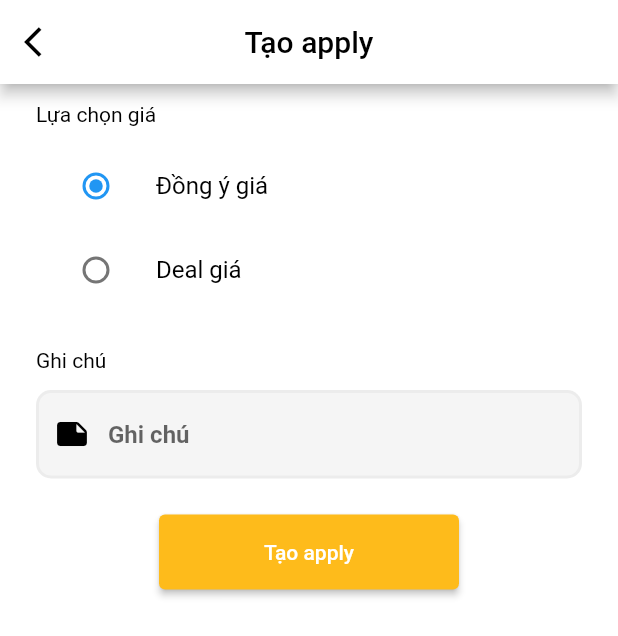
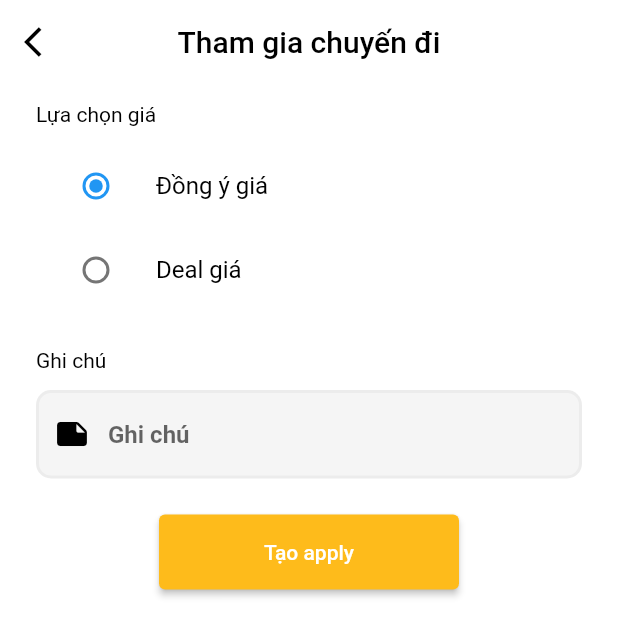
Before and after one commit to quanminh251102/TWG-V2, a Flutter app: the CreateApplyPage screen opened by its route, after a tap on "Tạo apply", on a phone screen of 412 x 824 dp. Shown: the top 636 px of the screen. Run offline on Flutter 3.47's test engine with Material 2 defaults, Android fonts, the phone set to English and light mode, and no system bars; our stand-ins replace cached_network_image, dio, dropdown_textfield, flutter_easyloading, flutter_local_notifications, flutter_map and 13 more; missing offline and left inert: cloudinary, flutter_custom_cards, flutter_webrtc, simple_fontellico_progress_dialog; accounts and stored records are empty; generated files the repository leaves out were written again; Roboto replaces fonts that are missing (AvertaStd).

Commit message:
Done create apply

```diff
--- a/lib/core/view_models/interfaces/iapply_viewmodel.dart
+++ b/lib/core/view_models/interfaces/iapply_viewmodel.dart
@@ -12,6 +12,6 @@ abstract class IApplyViewModel implements ChangeNotifier {
   void setBookingDto(BookingDto value);
   Future<void> init(String status);
   Future<void> getMoreApplys(String status);
-  Future<String> createApply(CreateApplyDto value);
-  Future<String> updateApply(String id, UpdateApplyDto value);
+  Future<void> createApply(CreateApplyDto value);
+  Future<void> updateApply(String id, UpdateApplyDto value);
 }
--- a/lib/global/locator.dart
+++ b/lib/global/locator.dart
@@ -33,12 +33,11 @@ void setupRestClient() {
           await EasyLoading.showError("Không có internet!");
           handler.reject(error);
         } else {
-          // EasyLoading.showError('Lỗi server');
-          // handler.reject(error);
           if (error.response?.statusCode == 400) {
             var errorDetails = ErrorDetailsDto.fromJson(error.response?.data);
-            print(errorDetails.message);
-            await EasyLoading.showError(errorDetails.message);
+
+            await EasyLoading.showError(errorDetails.message,
+                duration: const Duration(seconds: 3));
             handler.reject(error);
           } else if (error.response?.statusCode == 500) {
             await EasyLoading.showError('Lỗi server');
--- a/lib/ui/screens/apply/apply_in_booking_page.dart
+++ b/lib/ui/screens/apply/apply_in_booking_page.dart
@@ -118,7 +118,7 @@ class _ApplyInBookingPageState extends State<ApplyInBookingPage>
     }
 
     return Scaffold(
-      appBar: AppBar(title: const Text('Apply của bài đăng')),
+      appBar: AppBar(title: const Text('Danh sách người dùng muốn tham gia')),
       body: isLoading_getApplyInBooking
           ? const Center(
               child: CircularProgressIndicator(),
--- a/lib/ui/screens/apply/create_apply_page.dart
+++ b/lib/ui/screens/apply/create_apply_page.dart
@@ -69,7 +69,7 @@ class _CreateApplyPageState extends State<CreateApplyPage>
 
       var bookingId = _iApplyViewModel.bookingDto!.id.toString();
       print(bookingId);
-      result = await _iApplyViewModel
+      await _iApplyViewModel
           .createApply(CreateApplyDto(dealPrice: price, booking: bookingId));
       // var snackBar = SnackBar(
       //   content: Text(result),
@@ -91,8 +91,9 @@ class _CreateApplyPageState extends State<CreateApplyPage>
   Widget build(BuildContext context) {
     return Scaffold(
       appBar: AppBar(
-        title: const Text('Tạo apply'),
+        title: const Text('Tham gia chuyến đi'),
         centerTitle: true,
+        elevation: 0.0,
         leading: InkWell(
             onTap: () {
               Get.offNamed(MyRouter.profile);
--- a/lib/ui/screens/apply/my_apply_page.dart
+++ b/lib/ui/screens/apply/my_apply_page.dart
@@ -162,8 +162,9 @@ class _MyApplyPageState extends State<MyApplyPage>
 
     return Scaffold(
       appBar: AppBar(
-        title: const Text('Apply của tôi'),
+        title: const Text('Các chuyến đi đã gửi yêu cầu'),
         centerTitle: true,
+        elevation: 0.0,
         leading: InkWell(
             onTap: () {
               Get.offNamed(MyRouter.profile);
--- a/lib/ui/screens/booking/widget/available_tab.dart
+++ b/lib/ui/screens/booking/widget/available_tab.dart
@@ -20,6 +20,7 @@ class ___AvailableBookingTabState extends State<_AvailableBookingTab> {
           BookingStatusType.available,
         ),
       );
+      print('booking length :${_iBookingViewModel.bookings.length}');
     });
     scrollController.addListener(() async {
       if (scrollController.position.atEdge) {
--- a/lib/ui/screens/booking/widget/cancel_tab.dart
+++ b/lib/ui/screens/booking/widget/cancel_tab.dart
@@ -19,6 +19,7 @@ class ___CancelBookingTabState extends State<_CancelBookingTab> {
           BookingStatusType.cancel,
         ),
       );
+      print('booking length :${_iBookingViewModel.bookings.length}');
     });
     scrollController.addListener(() async {
       if (scrollController.position.atEdge) {
--- a/lib/ui/screens/booking/widget/complete_tab.dart
+++ b/lib/ui/screens/booking/widget/complete_tab.dart
@@ -19,6 +19,7 @@ class ___CompleteBookingTabState extends State<_CompleteBookingTab> {
           BookingStatusType.complete,
         ),
       );
+      print('booking length :${_iBookingViewModel.bookings.length}');
     });
     scrollController.addListener(() async {
       if (scrollController.position.atEdge) {
--- a/lib/ui/screens/profile_and_settings/profile_screen.dart
+++ b/lib/ui/screens/profile_and_settings/profile_screen.dart
@@ -244,7 +244,7 @@ class _ProfileScreenState extends State<ProfileScreen>
         ),
         ListTile(
           leading: const Icon(Icons.book),
-          title: const Text('Bài đăng của tôi'),
+          title: const Text('Các chuyến đi đã đăng'),
           trailing: const Icon(Icons.keyboard_arrow_right),
           onTap: () {
             // Get.offNamed(MyRouter.privacyPolicy);
@@ -252,26 +252,10 @@ class _ProfileScreenState extends State<ProfileScreen>
         ),
         ListTile(
           leading: const Icon(Icons.check),
-          title: const Text('Apply của tôi'),
+          title: const Text('Các chuyến đi đã gửi yêu cầu'),
           trailing: const Icon(Icons.keyboard_arrow_right),
           onTap: () {
             Get.offNamed(MyRouter.myApply);
-          },
-        ),
-        ListTile(
-          leading: const Icon(Icons.check),
-          title: const Text('Apply in booking'),
-          trailing: const Icon(Icons.keyboard_arrow_right),
-          onTap: () {
-            Get.offNamed(MyRouter.applyInBooking);
-          },
-        ),
-        ListTile(
-          leading: const Icon(Icons.check),
-          title: const Text('create'),
-          trailing: const Icon(Icons.keyboard_arrow_right),
-          onTap: () {
-            Get.offNamed(MyRouter.createApply);
           },
         ),
         ListTile(
```
Also changed, not shown: lib/core/services/implements/apply_service.dart (+7 -4 lines), lib/core/view_models/implements/apply_viewmodel.dart (+14 -6 lines), lib/ui/screens/booking/widget/list_booking_item.dart (+17 -6 lines).
